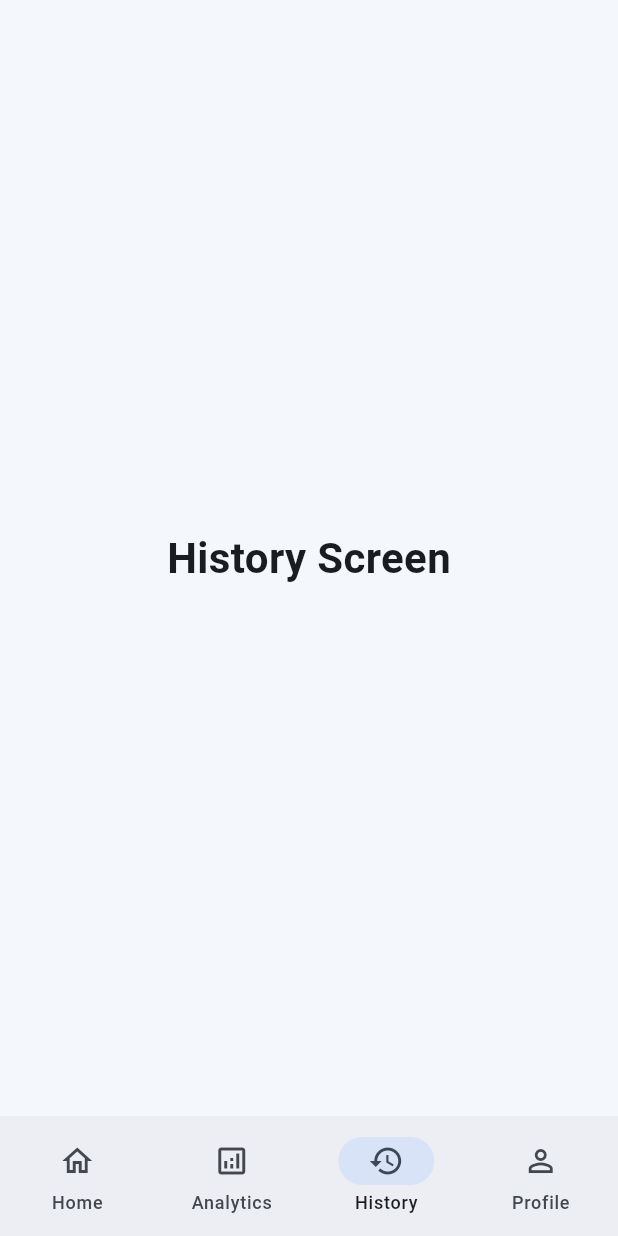
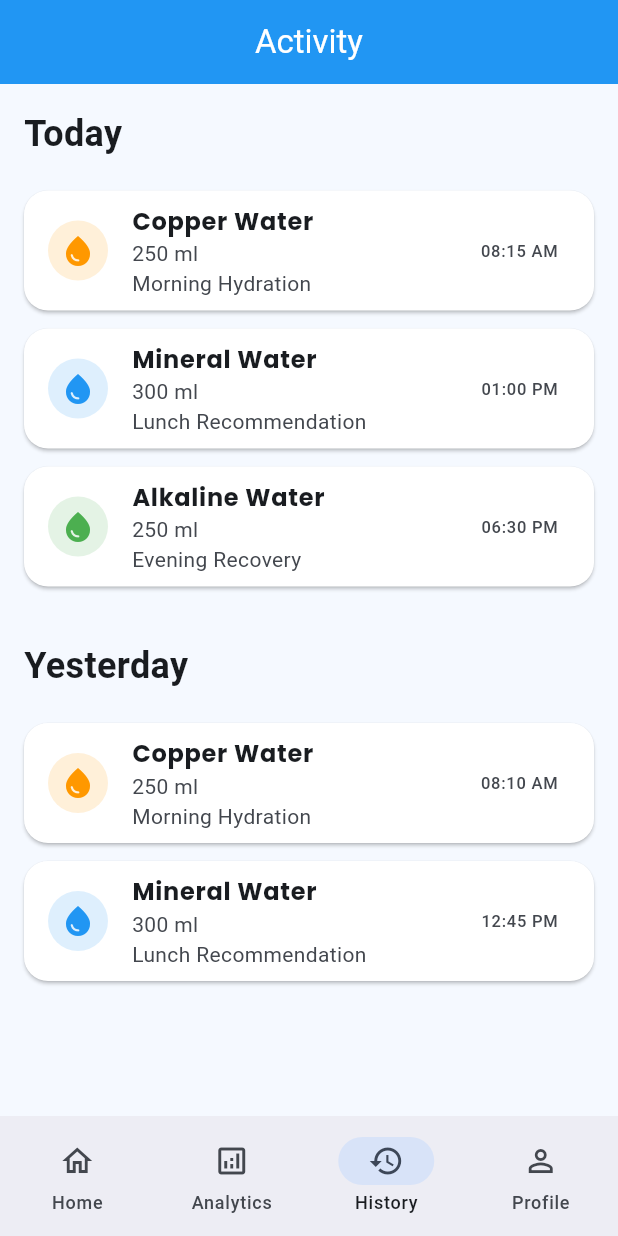
Before and after one commit to vivek6361/AquaSense-AI, a Flutter app: the screen it shows after launch, item 3 of the bottom bar chosen, on a phone screen of 412 x 824 dp. Run offline on Flutter 3.47's test engine with Material 3 defaults, Android fonts, the phone set to English and light mode, and no system bars; our stand-ins replace google_fonts, percent_indicator.

```diff
--- a/lib/features/history/history_screen.dart
+++ b/lib/features/history/history_screen.dart
@@ -1,18 +1,95 @@
 import 'package:flutter/material.dart';
+import '../../widgets/activity/activity_tile.dart';
 
 class HistoryScreen extends StatelessWidget {
   const HistoryScreen({super.key});
 
   @override
   Widget build(BuildContext context) {
-    return const Scaffold(
-      body: Center(
-        child: Text(
-          "History Screen",
-          style: TextStyle(
-            fontSize: 28,
-            fontWeight: FontWeight.bold,
-          ),
+    return Scaffold(
+      backgroundColor: const Color(0xffF5F9FF),
+
+      appBar: AppBar(
+        title: const Text("Activity"),
+        centerTitle: true,
+        backgroundColor: Colors.blue,
+        foregroundColor: Colors.white,
+      ),
+
+      body: SingleChildScrollView(
+        padding: const EdgeInsets.all(16),
+
+        child: Column(
+          crossAxisAlignment: CrossAxisAlignment.start,
+          children: [
+
+            const Text(
+              "Today",
+              style: TextStyle(
+                fontSize: 24,
+                fontWeight: FontWeight.bold,
+              ),
+            ),
+
+            const SizedBox(height: 15),
+
+            const ActivityTile(
+              icon: Icons.water_drop,
+              color: Colors.orange,
+              time: "08:15 AM",
+              waterType: "Copper Water",
+              quantity: "250 ml",
+              reason: "Morning Hydration",
+            ),
+
+            const ActivityTile(
+              icon: Icons.water_drop,
+              color: Colors.blue,
+              time: "01:00 PM",
+              waterType: "Mineral Water",
+              quantity: "300 ml",
+              reason: "Lunch Recommendation",
+            ),
+
+            const ActivityTile(
+              icon: Icons.water_drop,
+              color: Colors.green,
+              time: "06:30 PM",
+              waterType: "Alkaline Water",
+              quantity: "250 ml",
+              reason: "Evening Recovery",
+            ),
+
+            const SizedBox(height: 30),
+
+            const Text(
+              "Yesterday",
+              style: TextStyle(
+                fontSize: 24,
+                fontWeight: FontWeight.bold,
+              ),
+            ),
+
+            const SizedBox(height: 15),
+
+            const ActivityTile(
+              icon: Icons.water_drop,
+              color: Colors.orange,
+              time: "08:10 AM",
+              waterType: "Copper Water",
+              quantity: "250 ml",
+              reason: "Morning Hydration",
+            ),
+
+            const ActivityTile(
+              icon: Icons.water_drop,
+              color: Colors.blue,
+              time: "12:45 PM",
+              waterType: "Mineral Water",
+              quantity: "300 ml",
+              reason: "Lunch Recommendation",
+            ),
+          ],
         ),
       ),
     );
--- /dev/null
+++ b/lib/widgets/activity/activity_tile.dart
@@ -0,0 +1,56 @@
+import 'package:flutter/material.dart';
+
+class ActivityTile extends StatelessWidget {
+  final IconData icon;
+  final Color color;
+  final String time;
+  final String waterType;
+  final String quantity;
+  final String reason;
+
+  const ActivityTile({
+    super.key,
+    required this.icon,
+    required this.color,
+    required this.time,
+    required this.waterType,
+    required this.quantity,
+    required this.reason,
+  });
+
+  @override
+  Widget build(BuildContext context) {
+    return Card(
+      elevation: 1,
+      margin: const EdgeInsets.symmetric(vertical: 6),
+      shape: RoundedRectangleBorder(
+        borderRadius: BorderRadius.circular(16),
+      ),
+      child: ListTile(
+        leading: CircleAvatar(
+          backgroundColor: color.withOpacity(0.15),
+          child: Icon(icon, color: color),
+        ),
+        title: Text(
+          waterType,
+          style: const TextStyle(
+            fontWeight: FontWeight.bold,
+          ),
+        ),
+        subtitle: Column(
+          crossAxisAlignment: CrossAxisAlignment.start,
+          children: [
+            Text(quantity),
+            Text(reason),
+          ],
+        ),
+        trailing: Text(
+          time,
+          style: const TextStyle(
+            fontWeight: FontWeight.w500,
+          ),
+        ),
+      ),
+    );
+  }
+}
--- a/lib/widgets/cards/hydration_trend_card.dart
+++ b/lib/widgets/cards/hydration_trend_card.dart
@@ -8,7 +8,7 @@ class HydrationTrendCard extends StatelessWidget {
       mainAxisAlignment: MainAxisAlignment.end,
       children: [
         Container(
-          width: 24,
+          width: 18,
           height: height,
           decoration: BoxDecoration(
             color: Colors.blue,
@@ -16,7 +16,10 @@ class HydrationTrendCard extends StatelessWidget {
           ),
         ),
         const SizedBox(height: 8),
-        Text(day),
+        Text(
+          day,
+          style: const TextStyle(fontSize: 12),
+        ),
       ],
     );
   }
@@ -33,7 +36,6 @@ class HydrationTrendCard extends StatelessWidget {
         child: Column(
           crossAxisAlignment: CrossAxisAlignment.start,
           children: [
-
             const Text(
               "Hydration Trend",
               style: TextStyle(
@@ -42,21 +44,21 @@ class HydrationTrendCard extends StatelessWidget {
               ),
             ),
 
-            const SizedBox(height: 20),
+            const SizedBox(height: 24),
 
             SizedBox(
-              height: 180,
+              height: 170,
               child: Row(
                 mainAxisAlignment: MainAxisAlignment.spaceAround,
                 crossAxisAlignment: CrossAxisAlignment.end,
                 children: [
-                  buildBar("Mon", 70),
-                  buildBar("Tue", 110),
-                  buildBar("Wed", 90),
-                  buildBar("Thu", 130),
-                  buildBar("Fri", 95),
-                  buildBar("Sat", 145),
-                  buildBar("Sun", 120),
+                  buildBar("M", 70),
+                  buildBar("T", 100),
+                  buildBar("W", 80),
+                  buildBar("T", 130),
+                  buildBar("F", 90),
+                  buildBar("S", 140),
+                  buildBar("S", 110),
                 ],
               ),
             ),
```
